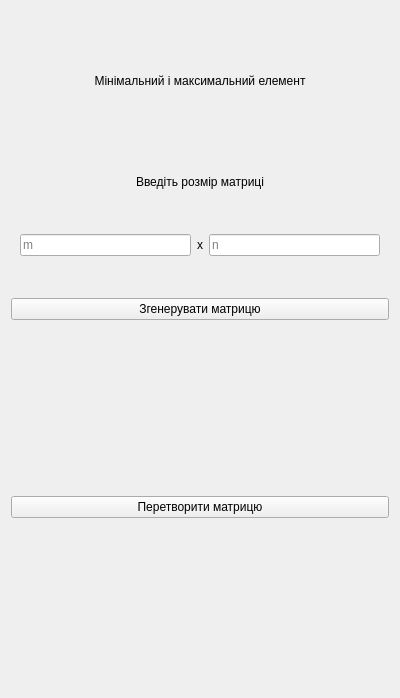
Before: the Qt Designer form lab5/ui/task4_interface.ui in Ihor-Mykytiuk/university-projects, drawn with Qt 5.
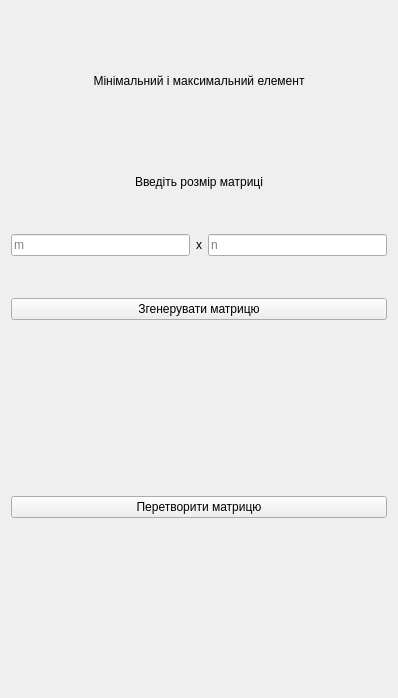
After: the same form once the commit is applied.

Commit message: Corrected the interface

The edit to the form file:
```diff
--- a/lab5/ui/task4_interface.ui
+++ b/lab5/ui/task4_interface.ui
@@ -6,7 +6,7 @@
    <rect>
     <x>0</x>
     <y>0</y>
-    <width>400</width>
+    <width>398</width>
     <height>698</height>
    </rect>
   </property>
@@ -65,6 +65,12 @@
        <item>
         <widget class="QFrame" name="frame">
          <layout class="QHBoxLayout" name="horizontalLayout">
+          <property name="leftMargin">
+           <number>0</number>
+          </property>
+          <property name="rightMargin">
+           <number>0</number>
+          </property>
           <item>
            <widget class="QLineEdit" name="m_input">
             <property name="placeholderText">
```
The commit also changes 5 other files.
